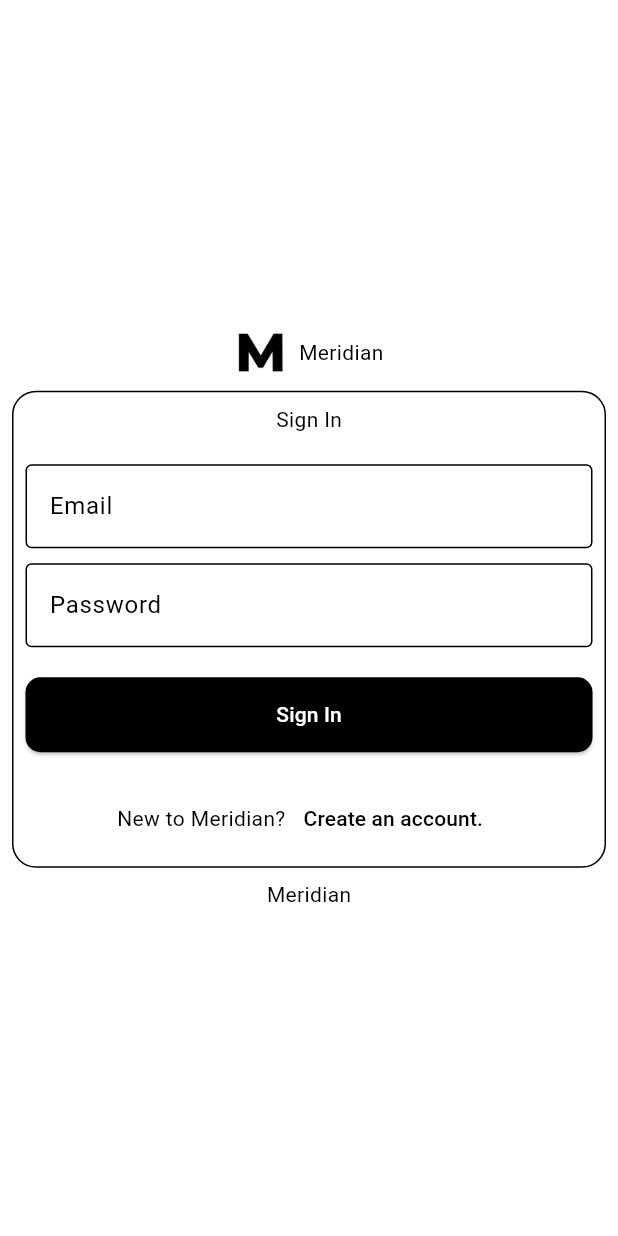
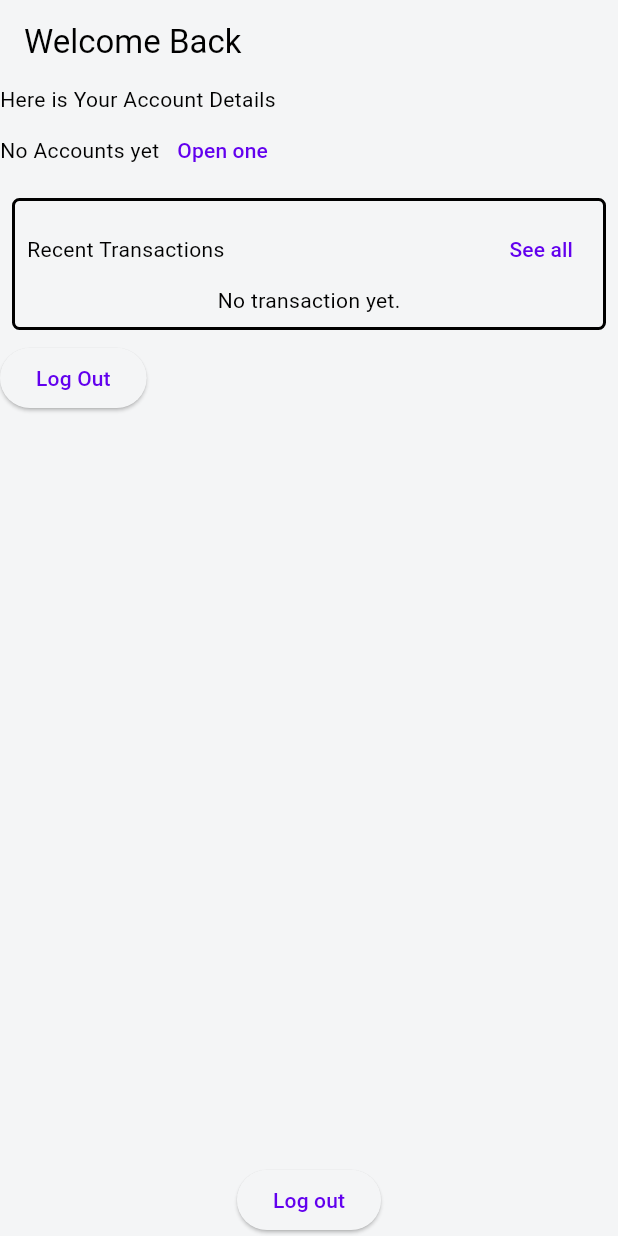
Before and after one commit to izaprinceboaz/digital_banking_core_frontend, a Flutter app: the screen it shows after launch, after a tap on "Sign In", on a phone screen of 412 x 824 dp. Run offline on Flutter 3.47's test engine with Material 3 defaults, Android fonts, the phone set to English and light mode, and no system bars.

Commit message:
Add accounts and dashboard screens with navigation updates in sign-in and sign-up

```diff
--- a/lib/main.dart
+++ b/lib/main.dart
@@ -1,3 +1,5 @@
+import 'package:digital_banking_core_frontend/screens/accounts.dart';
+import 'package:digital_banking_core_frontend/screens/dashboard.dart';
 import 'package:digital_banking_core_frontend/screens/sign_in.dart';
 import 'package:digital_banking_core_frontend/screens/sign_up.dart';
 import 'package:flutter/material.dart';
@@ -14,13 +16,15 @@ class DigitalBankingCore extends StatelessWidget {
     return MaterialApp(
       theme: ThemeData(
         colorScheme: const ColorScheme.light(
-          surface: Colors.white,
+          surface: Color.fromARGB(255, 244, 245, 246)
         ),
       ),
       initialRoute: '/sign-in',
       routes: {
         '/sign-in': (context) => const SignIn(),
         '/sign-up': (context) => const SignUp(),
+        '/dashboard': (context) => const Dashboard(),
+        '/accounts':(context) => const Accounts(),
       },
     );
   }
--- /dev/null
+++ b/lib/screens/dashboard.dart
@@ -0,0 +1,77 @@
+import 'package:flutter/material.dart';
+
+class Dashboard extends StatelessWidget {
+  const Dashboard({super.key});
+
+  @override
+  Widget build(BuildContext context) {
+    return  Scaffold(
+      appBar: AppBar(
+        // automaticallyImplyLeading: false,
+        title: const Text('Welcome Back'),
+      ),
+      body: Column(
+        crossAxisAlignment: CrossAxisAlignment.start,
+        children: [
+          const Text('Here is Your Account Details'),
+          Row(
+            children: [
+              const Text('No Accounts yet'),
+              TextButton(
+                onPressed: () {
+                  Navigator.pushReplacementNamed(context, '/accounts');
+                },
+                child: const Text('Open one')
+              ),
+            ]
+          ),
+          Padding(
+            padding: const EdgeInsetsGeometry.all(8.0),
+            child: Container(
+              padding: const EdgeInsets.all(8.0),
+              decoration: BoxDecoration(
+                borderRadius: BorderRadius.circular(5),
+                border: Border.all(
+                  width: 2
+                )
+              ),
+              child: Column(
+                mainAxisAlignment: MainAxisAlignment.start,
+                children: [
+                  Row(
+                    mainAxisAlignment: MainAxisAlignment.spaceBetween,
+                    children: [
+                      const Text('Recent Transactions'),
+                      TextButton(
+                        onPressed: () {
+                          print('See all Transaction');
+                        },
+                        child: const Text('See all')
+                      )
+                    ]
+                  ),
+                  const Text('No transaction yet.')
+                ],
+              ),
+            ),
+          ),
+          ElevatedButton(
+            onPressed: () {
+              Navigator.pushReplacementNamed(context, '/sign-in');
+            },
+            child: const Text('Log Out')
+          ),
+          const Spacer(),
+          Center(
+            child: ElevatedButton(
+              onPressed: () {
+                Navigator.pushReplacementNamed(context, '/sign-in');
+              },
+              child: const Text('Log out')
+            ),
+          )
+        ],
+      ),
+    );
+  }
+}
--- a/lib/screens/sign_in.dart
+++ b/lib/screens/sign_in.dart
@@ -26,6 +26,7 @@ class SignIn extends StatelessWidget {
               child: Container(
                 padding: const EdgeInsets.all(8.0),
                 decoration: BoxDecoration(
+                  color: Colors.white,
                   borderRadius: BorderRadius.circular(16),
                   border: Border.all(
                     // color: theme.colorScheme.primary,
@@ -57,7 +58,7 @@ class SignIn extends StatelessWidget {
                     const SizedBox(height: 20),
                     ElevatedButton(
                       onPressed: () => {
-                        print('object')
+                        Navigator.pushReplacementNamed(context, '/dashboard')
                       },
                       style: ElevatedButton.styleFrom(
                         backgroundColor: Colors.black,
@@ -80,7 +81,7 @@ class SignIn extends StatelessWidget {
                         const Text('New to Meridian?'),
                         TextButton(
                           onPressed: () {
-                            Navigator.pushNamed(
+                            Navigator.pushReplacementNamed(
                               context,
                               '/sign-up'
                             );
--- a/lib/screens/sign_up.dart
+++ b/lib/screens/sign_up.dart
@@ -1,4 +1,3 @@
-import 'package:digital_banking_core_frontend/screens/sign_in.dart';
 import 'package:flutter/material.dart';
 
 class SignUp extends StatelessWidget {
@@ -26,6 +25,7 @@ class SignUp extends StatelessWidget {
               child: Container(
                 padding: const EdgeInsets.all(8.0),
                 decoration: BoxDecoration(
+                  color: Colors.white,
                   borderRadius: BorderRadius.circular(16),
                   border: Border.all(
                     // color: theme.colorScheme.primary,
@@ -84,7 +84,7 @@ class SignUp extends StatelessWidget {
                     const SizedBox(height: 20),
                     ElevatedButton(
                       onPressed: () => {
-                        print('object')
+                        Navigator.pushReplacementNamed(context, '/dashboard')
                       },
                       style: ElevatedButton.styleFrom(
                         backgroundColor: Colors.black,
@@ -107,7 +107,7 @@ class SignUp extends StatelessWidget {
                         const Text('Already have an account?'),
                         TextButton(
                           onPressed: () {
-                            Navigator.pushNamed(
+                            Navigator.pushReplacementNamed(
                               context,
                               '/sign-in'
                             );
```
Also changed, not shown: lib/screens/accounts.dart (added, +40 -0 lines).
